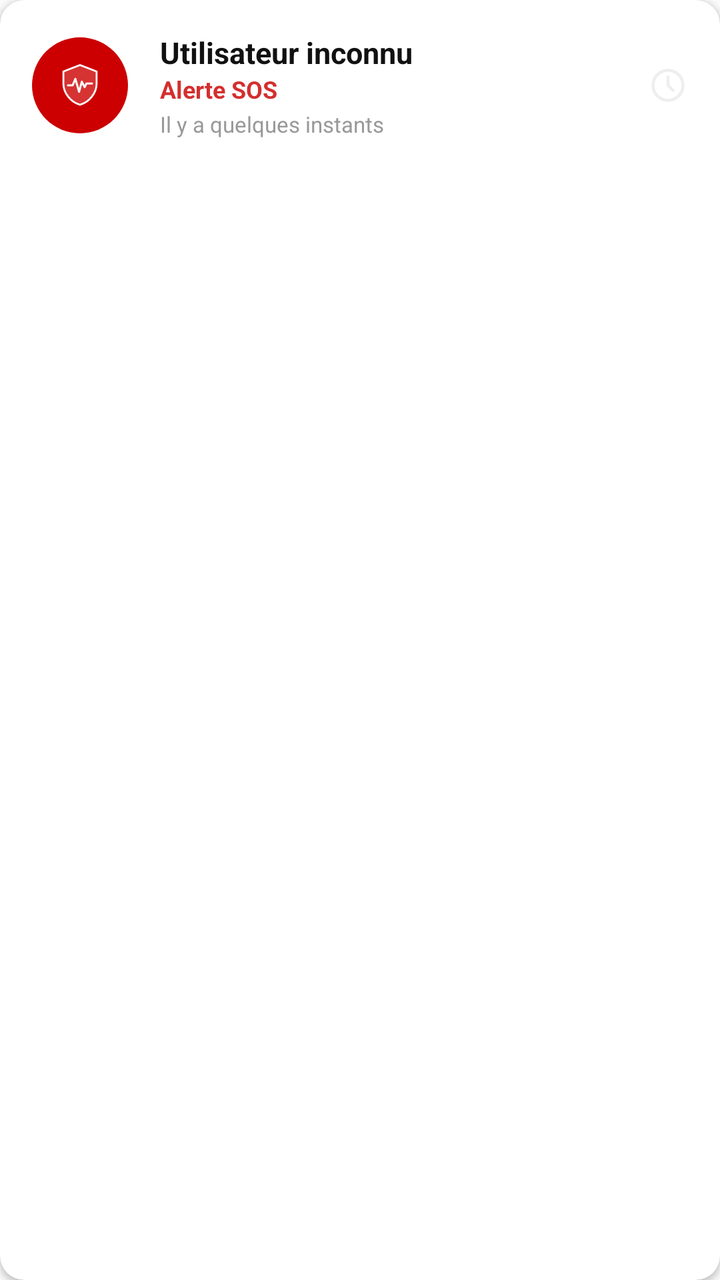
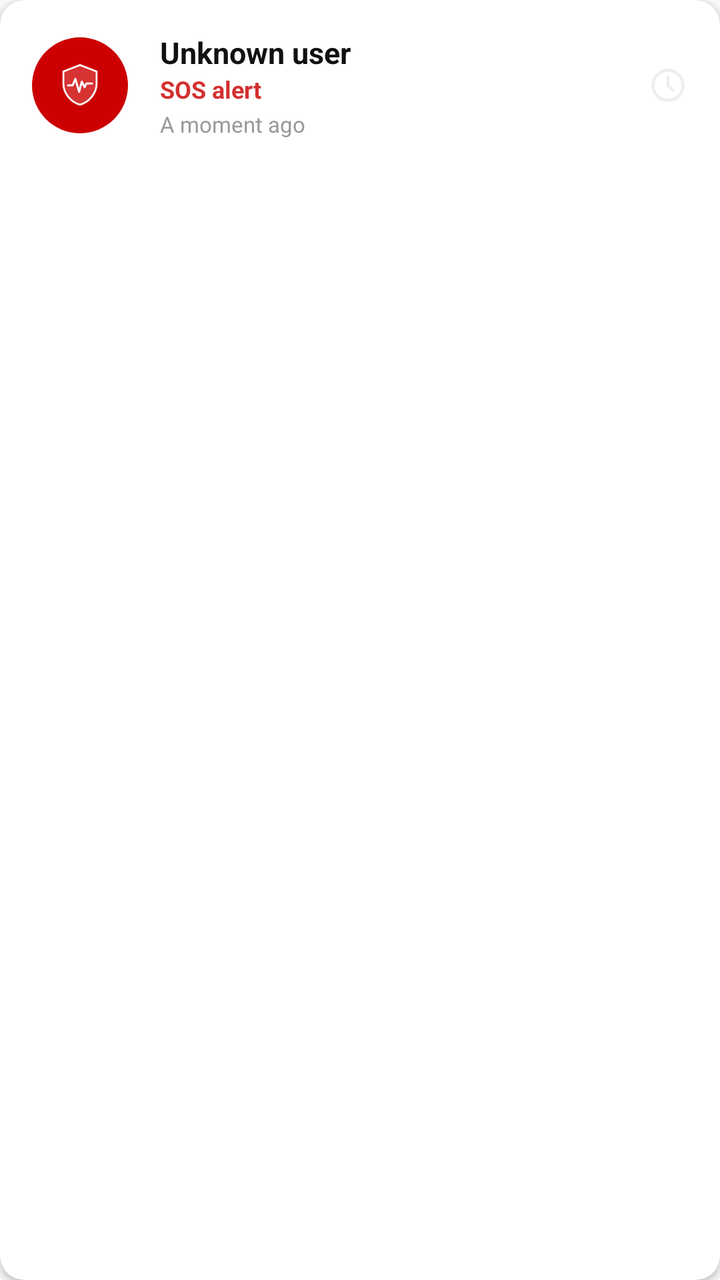

An Android layout rendered at two revisions. The XML below is the earlier revision; the diff shows what the commit changed to produce the second picture.
<!-- AndroidManifest.xml: application theme Theme.AppCompat.Light.NoActionBar -->
<!-- res/layout/item_history_alert.xml -->
<?xml version="1.0" encoding="utf-8"?>
<androidx.cardview.widget.CardView xmlns:android="http://schemas.android.com/apk/res/android"
    xmlns:app="http://schemas.android.com/apk/res-auto"
    android:layout_width="match_parent"
    android:layout_height="wrap_content"
    android:layout_marginBottom="12dp"
    app:cardCornerRadius="12dp"
    app:cardElevation="2dp">

    <LinearLayout
        android:layout_width="match_parent"
        android:layout_height="wrap_content"
        android:orientation="horizontal"
        android:padding="16dp"
        android:gravity="center_vertical">

        
        <FrameLayout
            android:layout_width="48dp"
            android:layout_height="48dp"
            android:background="@drawable/circle_avatar_red">

            <ImageView
                android:layout_width="24dp"
                android:layout_height="24dp"
                android:layout_gravity="center"
                android:src="@drawable/ic_shield_heartbeat_red"
                app:tint="#FFFFFF" />
        </FrameLayout>

        <LinearLayout
            android:layout_width="0dp"
            android:layout_height="wrap_content"
            android:layout_weight="1"
            android:orientation="vertical"
            android:layout_marginStart="16dp">

            <TextView
                android:id="@+id/tvHistoryUserName"
                android:layout_width="wrap_content"
                android:layout_height="wrap_content"
                android:text="Utilisateur inconnu"
                android:textColor="#111111"
                android:textSize="15sp"
                android:textStyle="bold" />

            <TextView
                android:id="@+id/tvHistoryType"
                android:layout_width="wrap_content"
                android:layout_height="wrap_content"
                android:text="Alerte SOS"
                android:textColor="#D32F2F"
                android:textSize="12sp"
                android:textStyle="bold" />

            <TextView
                android:id="@+id/tvHistoryDate"
                android:layout_width="wrap_content"
                android:layout_height="wrap_content"
                android:text="Il y a quelques instants"
                android:textColor="#999999"
                android:textSize="11sp"
                android:layout_marginTop="2dp" />
        </LinearLayout>

        <ImageView
            android:layout_width="20dp"
            android:layout_height="20dp"
            android:src="@drawable/ic_nav_history"
            app:tint="#EEEEEE" />

    </LinearLayout>
</androidx.cardview.widget.CardView>
<!-- resources referenced by this layout -->
<resources>
  <!-- drawable circle_avatar_red (drawable) -->
  <?xml version="1.0" encoding="utf-8"?>
  <shape xmlns:android="http://schemas.android.com/apk/res/android"
      android:shape="oval">
      <solid android:color="#CC0000" />
      <size android:width="38dp" android:height="38dp" />
  </shape>
  <!-- drawable ic_nav_history (drawable) -->
  <?xml version="1.0" encoding="utf-8"?>
  <vector xmlns:android="http://schemas.android.com/apk/res/android"
      android:width="22dp"
      android:height="22dp"
      android:viewportWidth="24"
      android:viewportHeight="24">
      <path
          android:fillColor="#00000000"
          android:strokeColor="#AAAAAA"
          android:strokeWidth="1.8"
          android:pathData="M12,12m-9,0a9,9 0,1 1,18 0a9,9 0,1 1,-18 0" />
      <path
          android:fillColor="#00000000"
          android:strokeColor="#AAAAAA"
          android:strokeWidth="1.8"
          android:strokeLineCap="round"
          android:pathData="M12,7 L12,12 L15,15" />
  </vector>
  <!-- drawable ic_shield_heartbeat_red (drawable) -->
  <?xml version="1.0" encoding="utf-8"?>
  <vector xmlns:android="http://schemas.android.com/apk/res/android"
      android:width="52dp"
      android:height="52dp"
      android:viewportWidth="52"
      android:viewportHeight="52">
  
      
      <path
          android:fillColor="#33FFFFFF"
          android:pathData="M26,4 L8,11 L8,24 C8,34.5 16,44.2 26,47 C36,44.2 44,34.5 44,24 L44,11 Z" />
  
      
      <path
          android:fillColor="#00000000"
          android:strokeColor="#FFFFFF"
          android:strokeWidth="2"
          android:pathData="M26,4 L8,11 L8,24 C8,34.5 16,44.2 26,47 C36,44.2 44,34.5 44,24 L44,11 Z" />
  
      
      <path
          android:fillColor="#00000000"
          android:strokeColor="#FFFFFF"
          android:strokeWidth="2.2"
          android:strokeLineCap="round"
          android:strokeLineJoin="round"
          android:pathData="M13,26 L18,26 L21,19 L25,33 L28,22 L31,28 L33,24 L39,24" />
  </vector>
</resources>

<!-- the commit's change to res/layout/item_history_alert.xml (unified diff, before → after) -->
@@ -39,7 +39,7 @@
                 android:id="@+id/tvHistoryUserName"
                 android:layout_width="wrap_content"
                 android:layout_height="wrap_content"
-                android:text="Utilisateur inconnu"
+                android:text="@string/history_unknown_user"
                 android:textColor="#111111"
                 android:textSize="15sp"
                 android:textStyle="bold" />
@@ -48,7 +48,7 @@
                 android:id="@+id/tvHistoryType"
                 android:layout_width="wrap_content"
                 android:layout_height="wrap_content"
-                android:text="Alerte SOS"
+                android:text="@string/history_sos_alert"
                 android:textColor="#D32F2F"
                 android:textSize="12sp"
                 android:textStyle="bold" />
@@ -57,7 +57,7 @@
                 android:id="@+id/tvHistoryDate"
                 android:layout_width="wrap_content"
                 android:layout_height="wrap_content"
-                android:text="Il y a quelques instants"
+                android:text="@string/history_just_now"
                 android:textColor="#999999"
                 android:textSize="11sp"
                 android:layout_marginTop="2dp" />
<!-- resource entries referenced after the edit -->
@@ -55,5 +55,8 @@
           android:strokeLineJoin="round"
           android:pathData="M13,26 L18,26 L21,19 L25,33 L28,22 L31,28 L33,24 L39,24" />
   </vector>
+  <string name="history_just_now">A moment ago</string>
+  <string name="history_sos_alert">SOS alert</string>
+  <string name="history_unknown_user">Unknown user</string>
 </resources>
 
